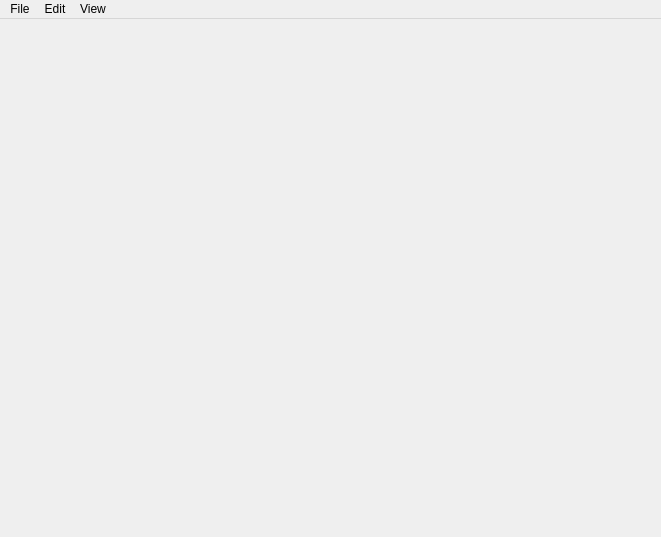
Above: nlwstyping/mainwindow.ui from CypherousSkies/non-linear-typing before the change. Below: the same form after it.
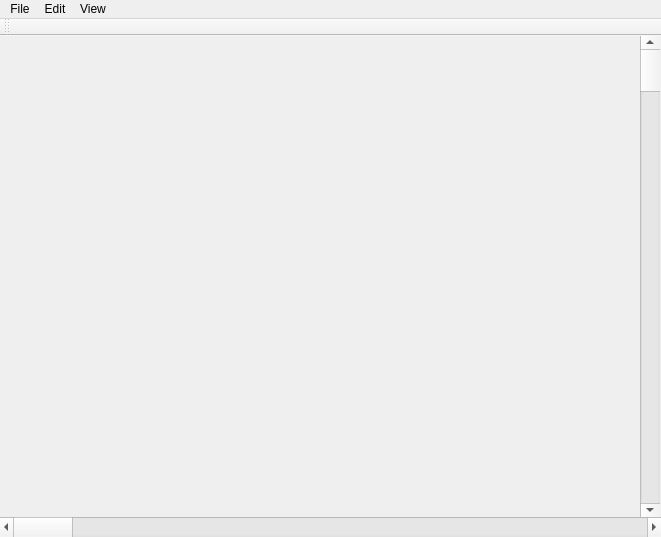
That is the form after the change.

Diff of the .ui file:
```diff
--- a/nlwstyping/mainwindow.ui
+++ b/nlwstyping/mainwindow.ui
@@ -13,7 +13,34 @@
   <property name="windowTitle">
    <string>MainWindow</string>
   </property>
-  <widget class="QWidget" name="centralwidget"/>
+  <widget class="QWidget" name="centralwidget">
+   <widget class="QScrollBar" name="horizontalScrollBar">
+    <property name="geometry">
+     <rect>
+      <x>0</x>
+      <y>481</y>
+      <width>661</width>
+      <height>20</height>
+     </rect>
+    </property>
+    <property name="orientation">
+     <enum>Qt::Horizontal</enum>
+    </property>
+   </widget>
+   <widget class="QScrollBar" name="verticalScrollBar">
+    <property name="geometry">
+     <rect>
+      <x>640</x>
+      <y>0</y>
+      <width>20</width>
+      <height>481</height>
+     </rect>
+    </property>
+    <property name="orientation">
+     <enum>Qt::Vertical</enum>
+    </property>
+   </widget>
+  </widget>
   <widget class="QMenuBar" name="menubar">
    <property name="geometry">
     <rect>
@@ -55,6 +82,17 @@
    <addaction name="menuEdit"/>
    <addaction name="menuView"/>
   </widget>
+  <widget class="QToolBar" name="toolBar">
+   <property name="windowTitle">
+    <string>toolBar</string>
+   </property>
+   <attribute name="toolBarArea">
+    <enum>TopToolBarArea</enum>
+   </attribute>
+   <attribute name="toolBarBreak">
+    <bool>false</bool>
+   </attribute>
+  </widget>
   <action name="actionOpen">
    <property name="text">
     <string>Open</string>
```
